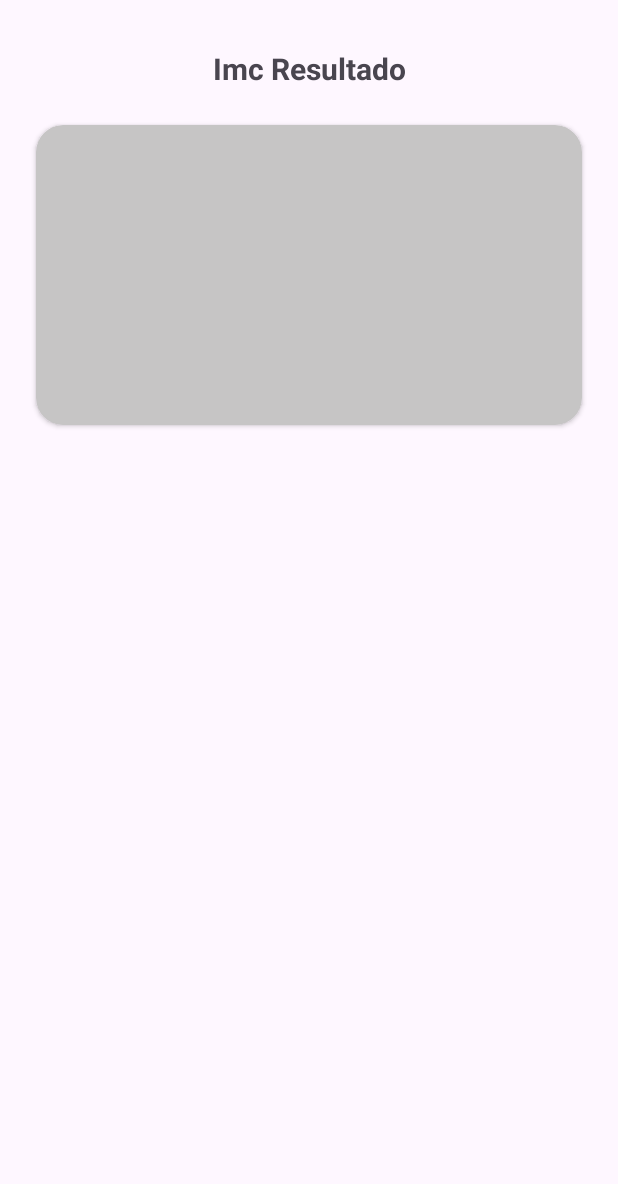
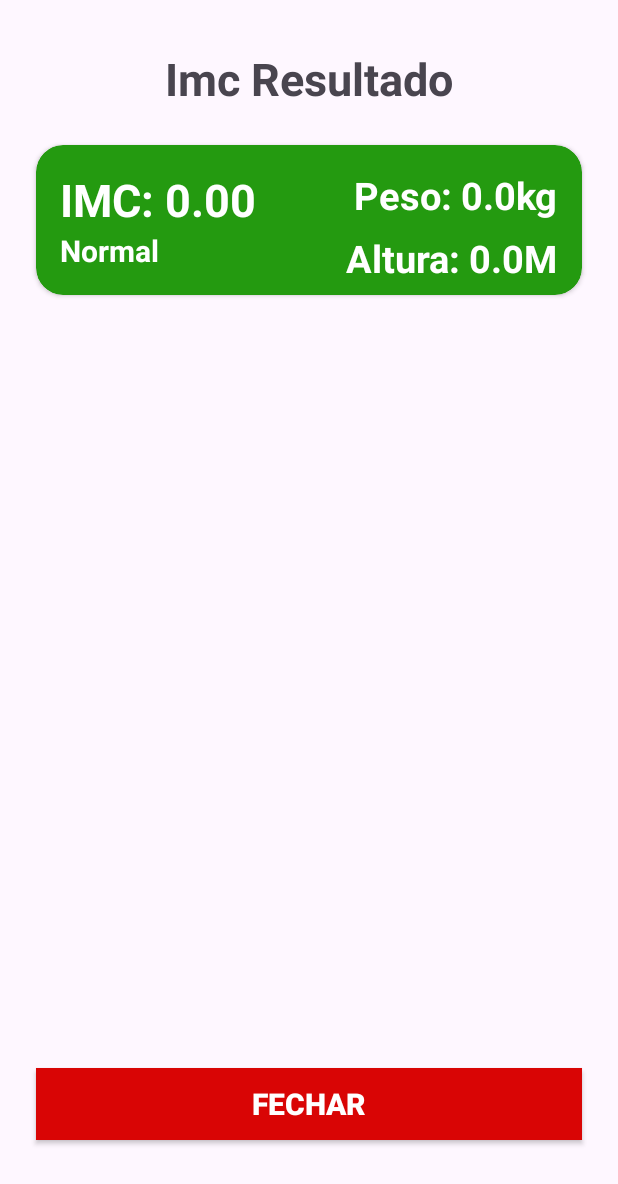
Before and after one commit to GiselleTavaresTI/IMC_APP, an Android app: the ImcDetailsActivity screen opened directly, with no data from a screen before it, on a phone screen of 412 x 824 dp. Shown: the top 1184 px of the screen. Run offline under Robolectric (Android 15) with nearby library versions, the phone set to English and light mode, and no system bars.

Commit message:
Criação do app IMC
Adicionado HomeActivity
Adicionado ImcDetailsActivity
Adicionado activity_imc_details
Adicionado Recursos de colors

```diff
--- a/app/src/main/java/com/giselle/imc_app/HomeActivity.kt
+++ b/app/src/main/java/com/giselle/imc_app/HomeActivity.kt
@@ -1,5 +1,6 @@
 package com.giselle.imc_app
 
+import android.content.Intent
 import androidx.appcompat.app.AppCompatActivity
 import android.os.Bundle
 import android.widget.Toast
@@ -30,15 +31,18 @@ class HomeActivity : AppCompatActivity() {
             val pesoValue = peso.toDouble()
             val alturaValue = altura.toDouble()
             val imcResult = pesoValue/(alturaValue*alturaValue)
-            val imcResultText = "Seu IMC é: %.2f".format(imcResult)
-            Toast.makeText(this, imcResultText, Toast.LENGTH_SHORT).show()
+
+            val intent = Intent(this@HomeActivity, ImcDetailsActivity::class.java)
+            intent.putExtra("IMC_RESULT", imcResult)
+            intent.putExtra("IMC_WEIGHT", pesoValue)
+            intent.putExtra("IMC_HEIGHT", alturaValue)
+            startActivity(intent)
         } else {
             Toast.makeText(this, "Preencha um valor válido", Toast.LENGTH_SHORT).show()
         }
 
 
-//        val intent = Intent(this, ImcDetailsActivity::class.java)
-//        startActivity(intent)
+
     }
 
 
--- a/app/src/main/java/com/giselle/imc_app/ImcDetailsActivity.kt
+++ b/app/src/main/java/com/giselle/imc_app/ImcDetailsActivity.kt
@@ -1,6 +1,7 @@
 package com.giselle.imc_app
 
 import android.os.Bundle
+import android.widget.Toast
 import androidx.appcompat.app.AppCompatActivity
 import com.giselle.imc_app.databinding.ActivityImcDetailsBinding
 
@@ -13,6 +14,15 @@ class ImcDetailsActivity : AppCompatActivity() {
         setContentView(binding.root)
         initListeners()
 
+        val imcResult = intent.getDoubleExtra("IMC_RESULT", 0.0)
+        val imcWeight = intent.getDoubleExtra("IMC_WEIGHT", 0.0)
+        val imcHeight = intent.getDoubleExtra("IMC_HEIGHT", 0.0)
+        val txtImcValue = "IMC: %.2f".format(imcResult)
+
+        binding.txtImcPeso.text = "Peso: ${imcWeight}kg"
+        binding.txtImcAltura.text = "Altura: ${imcHeight}M"
+        binding.txtImcValue.text = txtImcValue
+
     }
 
     private fun initListeners() {
--- a/app/src/main/res/layout/activity_imc_details.xml
+++ b/app/src/main/res/layout/activity_imc_details.xml
@@ -12,7 +12,7 @@
         android:layout_height="wrap_content"
         android:layout_marginTop="32dp"
         android:text="Imc Resultado"
-        android:textSize="20sp"
+        android:textSize="30sp"
         android:textStyle="bold"
         app:layout_constraintEnd_toEndOf="parent"
         app:layout_constraintHorizontal_bias="0.5"
@@ -20,22 +20,92 @@
         app:layout_constraintTop_toTopOf="parent" />
 
     <androidx.cardview.widget.CardView
+        android:id="@+id/cardImc"
         android:layout_width="match_parent"
-        android:layout_height="200dp"
+        android:layout_height="wrap_content"
         android:layout_margin="24dp"
         app:cardCornerRadius="18dp"
         android:elevation="12dp"
-        app:cardBackgroundColor="@color/grey"
+        app:cardBackgroundColor="@color/green"
         app:layout_constraintEnd_toEndOf="parent"
         app:layout_constraintStart_toStartOf="parent"
         app:layout_constraintTop_toBottomOf="@+id/textView2">
 
         <androidx.constraintlayout.widget.ConstraintLayout
+            android:id="@+id/clCardResult"
             android:layout_width="match_parent"
             android:layout_height="match_parent">
+
+            <TextView
+                android:id="@+id/txtImcValue"
+                android:layout_width="wrap_content"
+                android:layout_height="wrap_content"
+                android:layout_marginStart="16dp"
+                android:layout_marginTop="16dp"
+                android:text="20.5"
+                android:textColor="@color/white"
+                android:textSize="30sp"
+                android:textStyle="bold"
+                app:layout_constraintStart_toStartOf="parent"
+                app:layout_constraintTop_toTopOf="parent" />
+
+            <TextView
+                android:id="@+id/txtImcResult"
+                android:layout_width="wrap_content"
+                android:layout_height="wrap_content"
+                android:layout_marginStart="16dp"
+                android:layout_marginBottom="16dp"
+                android:text="Normal"
+                android:textColor="@color/white"
+                android:textSize="20sp"
+                android:textStyle="bold"
+                app:layout_constraintBottom_toBottomOf="parent"
+                app:layout_constraintStart_toStartOf="parent"
+                app:layout_constraintTop_toBottomOf="@+id/txtImcValue" />
+
+            <TextView
+                android:id="@+id/txtImcPeso"
+                android:layout_width="wrap_content"
+                android:layout_height="wrap_content"
+                android:layout_marginEnd="16dp"
+                android:layout_marginTop="16dp"
+                android:text="Peso: 60kg"
+                android:textColor="@color/white"
+                android:textSize="25sp"
+                android:textStyle="bold"
+                app:layout_constraintEnd_toEndOf="parent"
+                app:layout_constraintTop_toTopOf="parent" />
+
+            <TextView
+                android:id="@+id/txtImcAltura"
+                android:layout_width="wrap_content"
+                android:layout_height="wrap_content"
+                android:layout_marginEnd="16dp"
+                android:text="Altura: 1.75m"
+                android:textColor="@color/white"
+                android:textSize="25sp"
+                android:textStyle="bold"
+                app:layout_constraintBottom_toBottomOf="parent"
+                app:layout_constraintEnd_toEndOf="parent"
+                app:layout_constraintTop_toBottomOf="@+id/txtImcPeso" />
 
 
         </androidx.constraintlayout.widget.ConstraintLayout>
     </androidx.cardview.widget.CardView>
 
+    <androidx.appcompat.widget.AppCompatButton
+        android:id="@+id/btnClose"
+        android:layout_width="match_parent"
+        android:layout_height="wrap_content"
+        android:layout_marginHorizontal="24dp"
+        android:layout_marginVertical="64dp"
+        android:background="@color/red"
+        android:text="Fechar"
+        android:textColor="@color/white"
+        android:textSize="20sp"
+        android:textStyle="bold"
+        app:layout_constraintBottom_toBottomOf="parent"
+        app:layout_constraintEnd_toEndOf="parent"
+        app:layout_constraintStart_toStartOf="parent" />
+
 </androidx.constraintlayout.widget.ConstraintLayout>
--- a/app/src/main/res/values/colors.xml
+++ b/app/src/main/res/values/colors.xml
@@ -4,4 +4,7 @@
     <color name="blue">#3F51B5</color>
     <color name="white">#FFFFFFFF</color>
     <color name="grey">#C6C5C5</color>
+    <color name="green">#249A10</color>
+    <color name="red">#D90505</color>
+
 </resources>
```
